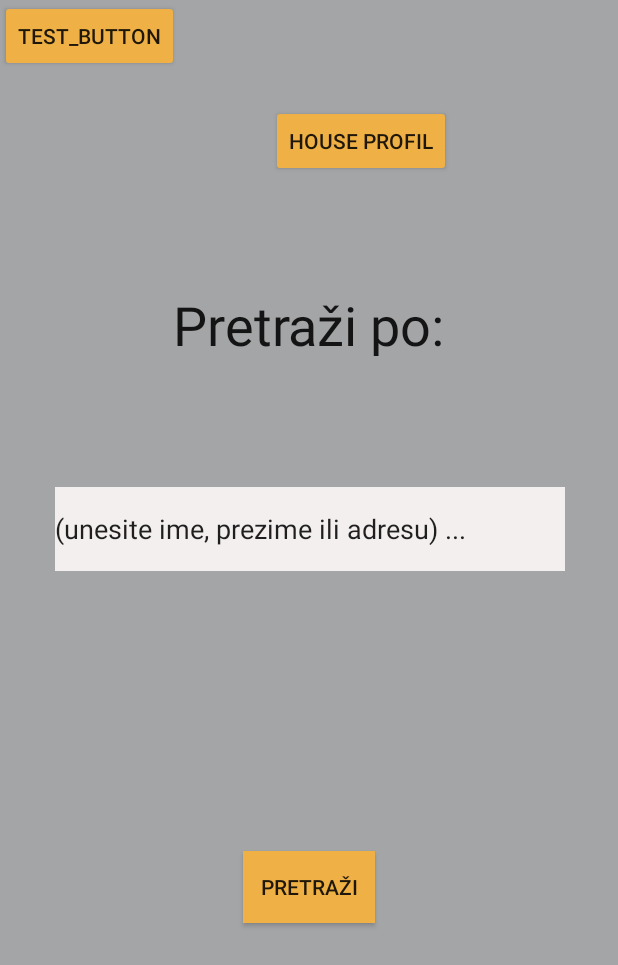
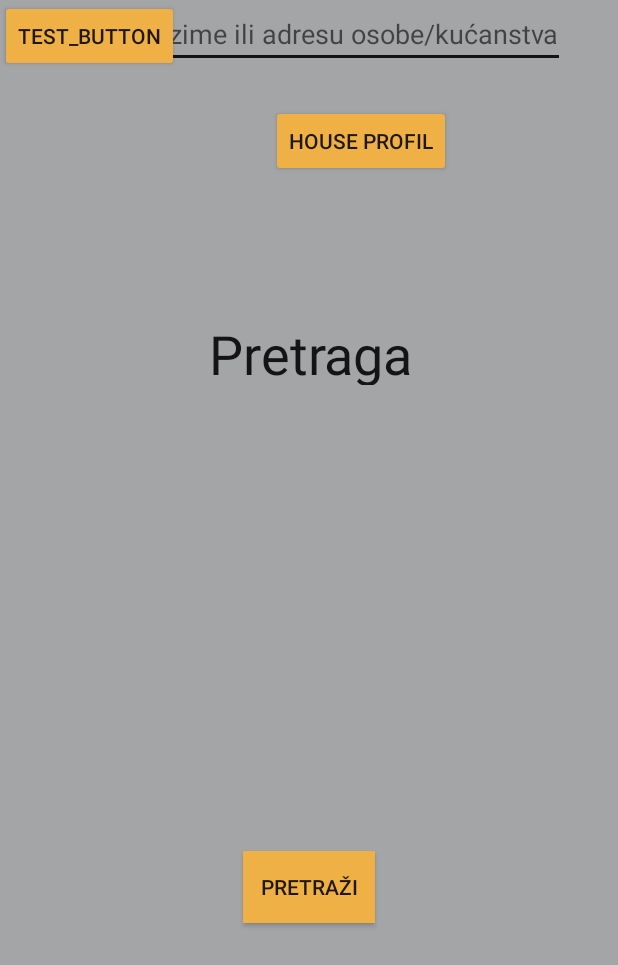
Before and after one commit to zoky001/FiremanPro, an Android app: the screen it shows after launch (MainActivity), on a phone screen of 412 x 824 dp. Shown: the top 965 px of the screen. Run offline under Robolectric (Android 15) with nearby library versions, the phone set to English and light mode, and no system bars; our stand-ins replace ButterKnife; libraries missing offline, so code that uses them is left out: com.raizlabs.android; 2 statements that could not run were skipped.

Commit message:
Added autoCompleteTextView
Added autoCompleteTextView element insted EditText element

```diff
--- a/FiremanPro/app/src/main/res/layout/activity_main.xml
+++ b/FiremanPro/app/src/main/res/layout/activity_main.xml
@@ -15,35 +15,17 @@
         android:layout_marginLeft="0dp"
         android:layout_marginRight="8dp"
         android:layout_marginTop="10dp"
-        android:text="Pretraži po:"
+        android:fontFamily="sans-serif"
+        android:text="Pretraga"
         android:textAlignment="center"
+        android:textColor="@color/colorPrimaryDark"
         android:textSize="36dp"
-        android:fontFamily="sans-serif"
-        android:textColor="@color/colorPrimaryDark"
         app:layout_constraintBottom_toBottomOf="parent"
-        app:layout_constraintHorizontal_bias="0.519"
+        app:layout_constraintHorizontal_bias="0.526"
         app:layout_constraintLeft_toLeftOf="parent"
         app:layout_constraintRight_toRightOf="parent"
         app:layout_constraintTop_toTopOf="parent"
-        app:layout_constraintVertical_bias="0.244">
-    </TextView>
-
-    <EditText
-        android:id="@+id/editTextInput"
-        android:layout_width="340dp"
-        android:layout_height="56dp"
-        android:layout_marginLeft="8dp"
-        android:layout_marginRight="8dp"
-        android:ems="10"
-        android:inputType="text"
-        android:text="(unesite ime, prezime ili adresu) ..."
-        android:background="@color/colorInput"
-        app:layout_constraintBottom_toBottomOf="parent"
-        app:layout_constraintLeft_toLeftOf="parent"
-        app:layout_constraintRight_toRightOf="parent"
-        app:layout_constraintTop_toTopOf="parent"
-        app:layout_constraintVertical_bias="0.423"
-        app:layout_constraintHorizontal_bias="0.513"></EditText>
+        app:layout_constraintVertical_bias="0.27"></TextView>
 
     <Button
         android:id="@+id/buttonSearching"
@@ -84,5 +66,15 @@
         app:layout_constraintVertical_bias="0.09"
         app:layout_constraintHorizontal_bias="0.618" />
 
+    <AutoCompleteTextView
+        android:id="@+id/autoCompleteTextView"
+        android:layout_width="wrap_content"
+        android:layout_height="wrap_content"
+        android:dropDownWidth="400dp"
+        android:hint="Upiši ime, prezime ili adresu osobe/kućanstva"
+        android:text=""
+        tools:layout_editor_absoluteX="6dp"
+        tools:layout_editor_absoluteY="205dp" />
+
 
 </android.support.constraint.ConstraintLayout>
```
